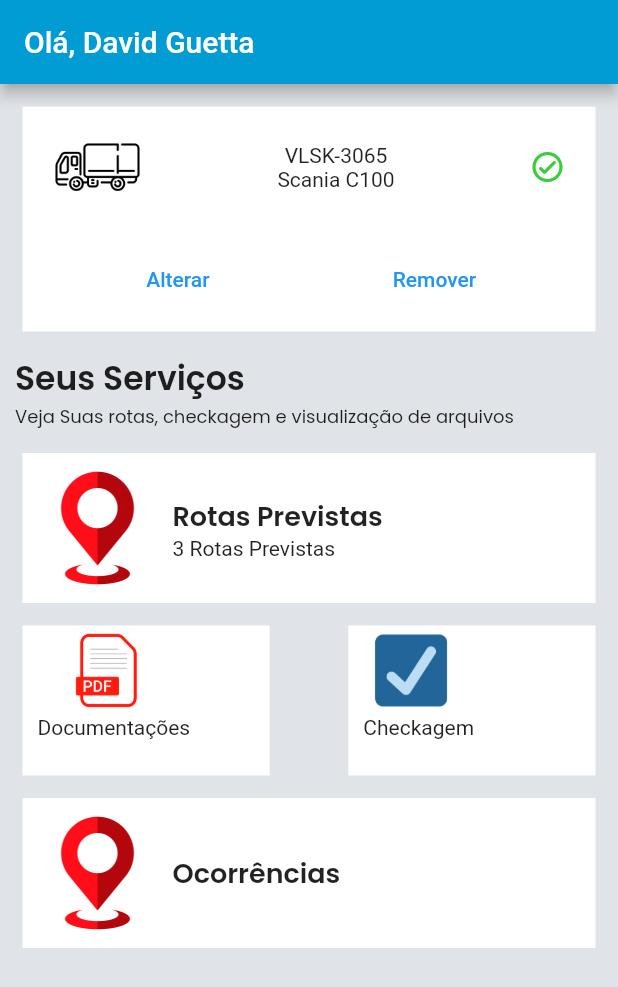
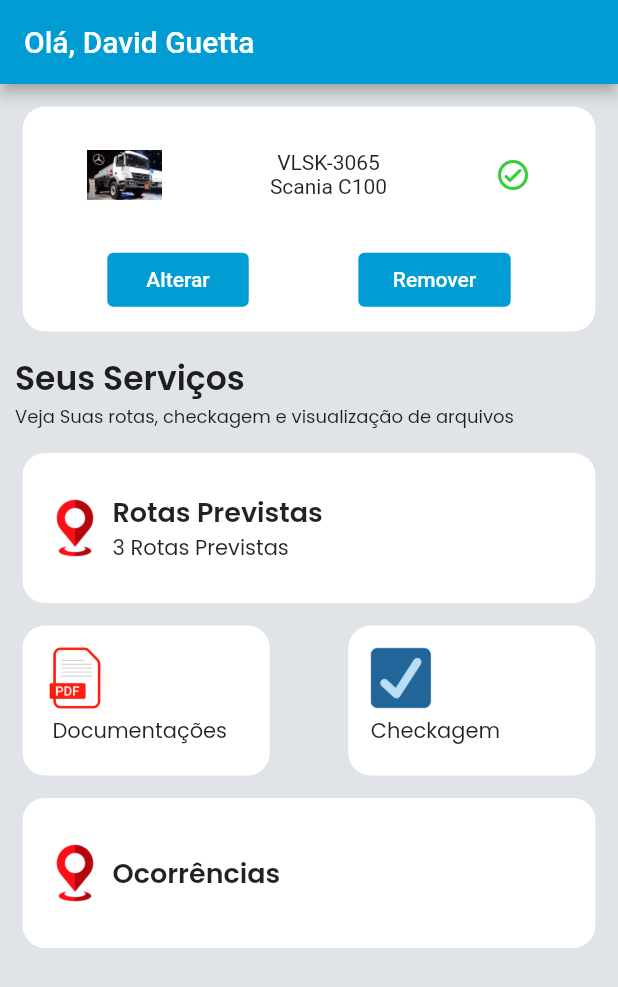
Before and after one commit to heitor1978/Sistema-gestao-app, a Flutter app: the Home screen opened directly, on a phone screen of 412 x 824 dp. Shown: the top 987 px of the screen. Run offline on Flutter 3.47's test engine with Material 2 defaults, Android fonts, the phone set to English and light mode, and no system bars; our stand-ins replace cloud_firestore, firebase_auth, firebase_core, google_fonts; accounts and stored records are empty.

Commit message:
mudanças home e login

```diff
--- a/lib/View/Home/home.dart
+++ b/lib/View/Home/home.dart
@@ -28,8 +28,8 @@ class _HomeState extends State<Home> {
           Padding(
             padding: const EdgeInsets.all(15),
             child: Container(
-              //decoration: Border(bottom: Border.all(8)),
-              color: colorCard,
+              decoration: BoxDecoration(
+                  color: colorCard, borderRadius: BorderRadius.circular(15)),
               width: MediaQuery.of(context).size.width,
               height: 150,
               child: Column(
@@ -37,13 +37,16 @@ class _HomeState extends State<Home> {
                 children: [
                   Padding(
                     padding: const EdgeInsets.fromLTRB(20, 0, 20, 0),
+                    child: Padding(
+                      padding: const EdgeInsets.fromLTRB(23, 10, 23, 0),
                       child: Row(
                         mainAxisAlignment: MainAxisAlignment.spaceBetween,
                         children: [
                           Image.asset(
-                          "assets/images/caminhao.png",
-                          height: 60,
-                          width: 60,
+                            //"https://encrypted-tbn0.gstatic.com/images?q=tbn:ANd9GcQ-HmqnmKL4-cOvhmeevf2UbJwyKdJW5uUztg&usqp=CAU",
+                            "assets/images/CaminhaoMercedes.jpg",
+                            height: 50,
+                            width: 50,
                           ),
                           Column(
                             children: [Text("VLSK-3065"), Text("Scania C100")],
@@ -55,6 +58,7 @@ class _HomeState extends State<Home> {
                         ],
                       ),
                     ),
+                  ),
                   Padding(
                     padding: const EdgeInsets.fromLTRB(20, 0, 20, 0),
                     child: Row(
@@ -62,12 +66,34 @@ class _HomeState extends State<Home> {
                       children: [
                         TextButton(
                           onPressed: () {},
-                          child: Text("Alterar"),
-                          style: ButtonStyle(
-                              //backgroundColor: Color(),
+                          child: Padding(
+                            padding: const EdgeInsets.fromLTRB(18, 0, 18, 0),
+                            child: Text(
+                              "Alterar",
+                              style: TextStyle(color: Colors.white),
                             ),
                           ),
-                        TextButton(onPressed: () {}, child: Text("Remover")),
+                          style: ButtonStyle(
+                            backgroundColor:
+                                MaterialStatePropertyAll<Color>(primaryColor),
+                          ),
+                        ),
+                        TextButton(
+                          onPressed: () {},
+                          child: Padding(
+                            padding: const EdgeInsets.fromLTRB(15, 0, 15, 0),
+                            child: Text(
+                              "Remover",
+                              style: TextStyle(
+                                color: Colors.white,
+                              ),
+                            ),
+                          ),
+                          style: ButtonStyle(
+                            backgroundColor:
+                                MaterialStatePropertyAll<Color>(primaryColor),
+                          ),
+                        ),
                       ],
                     ),
                   ),
@@ -104,12 +130,19 @@ class _HomeState extends State<Home> {
             child: InkWell(
               onTap: () {},
               child: Container(
-                color: colorCard,
+                decoration: BoxDecoration(
+                    color: colorCard, borderRadius: BorderRadius.circular(15)),
                 width: MediaQuery.of(context).size.width,
                 height: 100,
+                child: Padding(
+                  padding: const EdgeInsets.fromLTRB(10, 0, 0, 0),
                   child: Row(
                     children: [
-                    Image.asset("assets/images/localization.png"),
+                      Image.asset(
+                        "assets/images/localization.png",
+                        height: 50,
+                        width: 50,
+                      ),
                       Column(
                         mainAxisAlignment: MainAxisAlignment.center,
                         crossAxisAlignment: CrossAxisAlignment.start,
@@ -126,11 +159,19 @@ class _HomeState extends State<Home> {
                             ],
                           ),
                           Row(
-                          children: [Text("3 Rotas Previstas")],
+                            children: [
+                              Text(
+                                "3 Rotas Previstas",
+                                style: GoogleFonts.poppins(
+                                  fontSize: 14,
+                                ),
+                              )
+                            ],
                           ),
                         ],
                       ),
                     ],
+                  ),
                 ),
               ),
             ),
@@ -141,24 +182,33 @@ class _HomeState extends State<Home> {
               InkWell(
                 onTap: () {},
                 child: Container(
+                  decoration: BoxDecoration(
+                      color: colorCard,
+                      borderRadius: BorderRadius.circular(15)),
                   margin: EdgeInsets.fromLTRB(15, 0, 0, 0),
-                  color: colorCard,
                   width: MediaQuery.of(context).size.width / 2.5,
                   height: 100,
                   child: Row(
                     children: [
-                      Column(
+                      Padding(
+                        padding: const EdgeInsets.fromLTRB(10, 10, 0, 0),
+                        child: Column(
+                          crossAxisAlignment: CrossAxisAlignment.start,
                           children: [
                             Image.asset(
                               "assets/images/pdf-file.png",
-                            width: 60,
-                            height: 60,
+                              width: 50,
+                              height: 50,
                             ),
                             Padding(
                               padding: const EdgeInsets.fromLTRB(10, 0, 0, 0),
-                            child: Text("Documentações"),
+                              child: Text(
+                                "Documentações",
+                                style: GoogleFonts.poppins(),
+                              ),
                             )
                           ],
+                        ),
                       ),
                     ],
                   ),
@@ -167,24 +217,33 @@ class _HomeState extends State<Home> {
               InkWell(
                 onTap: () {},
                 child: Container(
+                  decoration: BoxDecoration(
+                      color: colorCard,
+                      borderRadius: BorderRadius.circular(15)),
                   margin: EdgeInsets.fromLTRB(0, 0, 15, 0),
-                  color: colorCard,
                   width: MediaQuery.of(context).size.width / 2.5,
                   height: 100,
                   child: Row(
                     children: [
-                      Column(
+                      Padding(
+                        padding: const EdgeInsets.fromLTRB(10, 10, 0, 0),
+                        child: Column(
+                          crossAxisAlignment: CrossAxisAlignment.start,
                           children: [
                             Image.asset(
                               "assets/images/check-box.png",
-                            width: 60,
-                            height: 60,
+                              width: 50,
+                              height: 50,
                             ),
                             Padding(
-                            padding: const EdgeInsets.fromLTRB(10, 0, 0, 0),
-                            child: Text("Checkagem"),
+                              padding: const EdgeInsets.fromLTRB(5, 0, 0, 0),
+                              child: Text(
+                                "Checkagem",
+                                style: GoogleFonts.poppins(),
+                              ),
                             )
                           ],
+                        ),
                       )
                     ],
                   ),
@@ -198,12 +257,19 @@ class _HomeState extends State<Home> {
               borderRadius: BorderRadius.circular(15),
               onTap: () {},
               child: Container(
-                color: colorCard,
+                decoration: BoxDecoration(
+                    color: colorCard, borderRadius: BorderRadius.circular(15)),
                 width: MediaQuery.of(context).size.width,
                 height: 100,
+                child: Padding(
+                  padding: const EdgeInsets.fromLTRB(10, 0, 0, 0),
                   child: Row(
                     children: [
-                    Image.asset("assets/images/localization.png"),
+                      Image.asset(
+                        "assets/images/localization.png",
+                        height: 50,
+                        width: 50,
+                      ),
                       Column(
                         mainAxisAlignment: MainAxisAlignment.center,
                         crossAxisAlignment: CrossAxisAlignment.start,
@@ -226,6 +292,7 @@ class _HomeState extends State<Home> {
                 ),
               ),
             ),
+          ),
         ],
       ),
     );
--- a/lib/View/Login/login.dart
+++ b/lib/View/Login/login.dart
@@ -59,7 +59,7 @@ class _LoginState extends State<Login> {
             child: ListView(
               children: [
                 Container(
-                  padding: const EdgeInsets.fromLTRB(0, 210, 0, 0),
+                  padding: const EdgeInsets.fromLTRB(0, 350, 0, 0),
                   decoration: const BoxDecoration(
                     color: primaryColor,
                     borderRadius: BorderRadius.only(
@@ -70,21 +70,42 @@ class _LoginState extends State<Login> {
                 ),
                 const SizedBox(
                   height:
-                      150, // precisa resolver está questão ////////////////////////////////////////////////
+                      20, // precisa resolver está questão ////////////////////////////////////////////////
                 ),
-                CustomTextField(
+                Padding(
+                  padding: const EdgeInsets.all(8.0),
+                  child: Container(
+                    decoration: BoxDecoration(
+                        color: colorCard,
+                        borderRadius: BorderRadius.circular(15)),
+                    width: MediaQuery.of(context).size.width,
+                    height: 220,
+                    child: Column(
+                      crossAxisAlignment: CrossAxisAlignment.center,
+                      mainAxisAlignment: MainAxisAlignment.spaceBetween,
+                      children: [
+                        Padding(
+                          padding: const EdgeInsets.fromLTRB(0, 15, 0, 0),
+                          child: CustomTextField(
                             labelText: "Email",
                             placeholder: "colaborador@email.com",
                             inputType: TextInputType.emailAddress,
                             onSaved: (value) => email = value,
-                  validator: (value) => UserValidator.validarEmail(value!),
+                            validator: (value) =>
+                                UserValidator.validarEmail(value!),
+                          ),
                         ),
                         CustomTextField(
                           labelText: "Senha",
                           placeholder: "********",
                           obscureText: true,
                           onSaved: (value) => senha = value,
-                  validator: (value) => UserValidator.validarSenha(value!),
+                          validator: (value) =>
+                              UserValidator.validarSenha(value!),
+                        ),
+                      ],
+                    ),
+                  ),
                 ),
                 (loading)
                     ? const Center(
@@ -150,7 +171,7 @@ class _LoginState extends State<Login> {
                 width: MediaQuery.of(context).size.height / 4,
                 decoration: BoxDecoration(
                   color: Colors.white,
-                  borderRadius: BorderRadius.circular(20),
+                  borderRadius: BorderRadius.circular(150),
                   boxShadow: [
                     BoxShadow(
                       color: Colors.black26,
--- a/lib/View/app.dart
+++ b/lib/View/app.dart
@@ -8,8 +8,8 @@ class App extends StatelessWidget {
   @override
   Widget build(BuildContext context) {
     return const MaterialApp(
-      //home: Login(),
-      home: Home(),
+      home: Login(),
+      //home: Home(),
       debugShowCheckedModeBanner: false,
     );
   }
--- a/pubspec.yaml
+++ b/pubspec.yaml
@@ -70,6 +70,7 @@ flutter:
     - assets/images/localization.png
     - assets/images/pdf-file.png
     - assets/images/check-box.png
+    - assets/images/CaminhaoMercedes.jpg
 
   # To add assets to your application, add an assets section, like this:
   # assets:
```
Also changed, not shown: assets/images/CaminhaoMercedes.jpg (added). Lines whose indentation alone changed are shown as unchanged.
